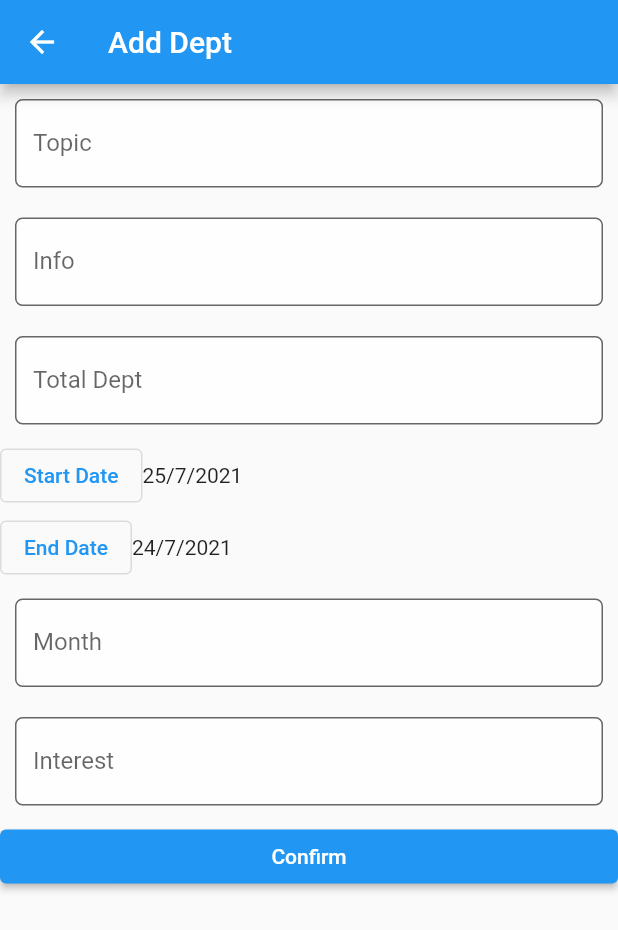
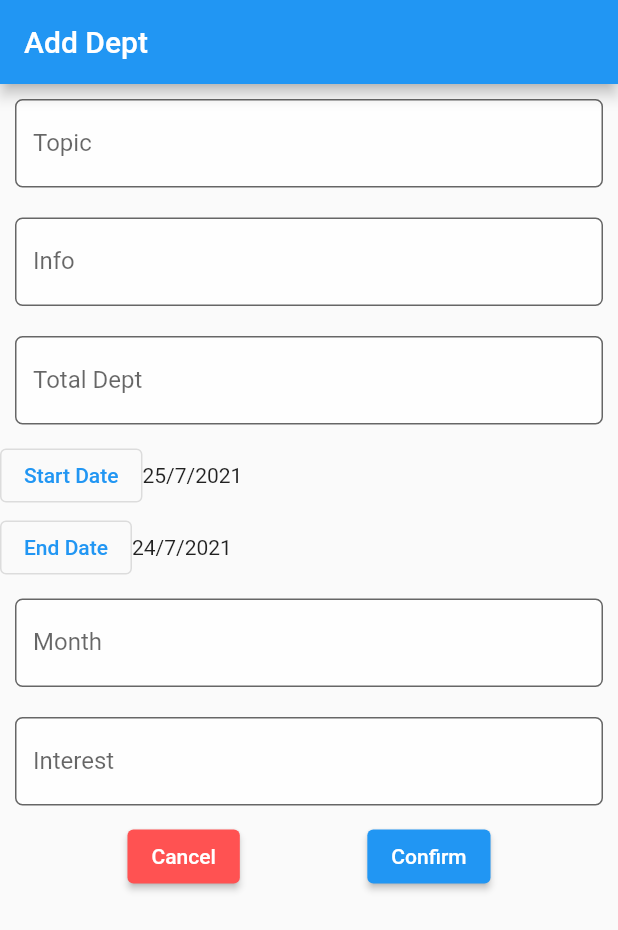
Before and after one commit to Xillyk/Flutter-Dept-Counter-App, a Flutter app: the DeptPage screen opened by its route, after a tap on "Create", on a phone screen of 412 x 824 dp. Shown: the top 930 px of the screen. Run offline on Flutter 3.47's test engine with Material 2 defaults, Android fonts, the phone set to English and light mode, and no system bars.

Commit message:
add cancel button in add dept page

```diff
--- a/dept_counter/lib/page/sub_dept_page/dept_add_form_page.dart
+++ b/dept_counter/lib/page/sub_dept_page/dept_add_form_page.dart
@@ -1,10 +1,6 @@
 import 'package:flutter/material.dart';
-// import 'package:dept_counter/modules/scheduler.dart';
-// import 'package:provider/provider.dart';
 
 class DeptAddFormPage extends StatefulWidget {
-  const DeptAddFormPage({Key? key}) : super(key: key);
-
   @override
   _DeptAddFormPageState createState() => _DeptAddFormPageState();
 }
@@ -14,8 +10,6 @@ class _DeptAddFormPageState extends State<DeptAddFormPage> {
 
   @override
   Widget build(BuildContext context) {
-    // final scheduler = Provider.of<Scheduler>(context);
-
     return Scaffold(
       appBar: AppBar(
         title: Text('Add Dept'),
@@ -121,14 +115,28 @@ class _DeptAddFormPageState extends State<DeptAddFormPage> {
                 },
               ),
             ),
+            Row(
+              mainAxisAlignment: MainAxisAlignment.spaceEvenly,
+              children: [
+                ElevatedButton(
+                  style: ElevatedButton.styleFrom(primary: Colors.redAccent),
+                  onPressed: () {
+                    Navigator.pushNamed(context, '/dept-page');
+                  },
+                  child: Text(
+                    'Cancel',
+                    // style: TextStyle(color: Colors.red),
+                  ),
+                ),
                 ElevatedButton(
                   onPressed: () {
-                // scheduler.update();
                     if (_formKey.currentState!.validate()) {
-                  // Navigator.pop(context);
+                      Navigator.pushReplacementNamed(context, '/dept-page');
                     }
                   },
                   child: Text('Confirm'),
+                ),
+              ],
             ),
           ],
         ),
--- a/dept_counter/lib/page/sub_dept_page/dept_page.dart
+++ b/dept_counter/lib/page/sub_dept_page/dept_page.dart
@@ -15,7 +15,8 @@ class DeptPage extends StatelessWidget {
         floatingActionButton: FloatingActionButton.extended(
           icon: const Icon(Icons.add),
           onPressed: () {
-            Navigator.pushReplacementNamed(context, '/dept-add-form-page');
+            Navigator.pushNamedAndRemoveUntil(
+                context, '/dept-add-form-page', (_) => false);
           },
           label: const Text('Create'),
         ),
```
Lines whose indentation alone changed are shown as unchanged.
